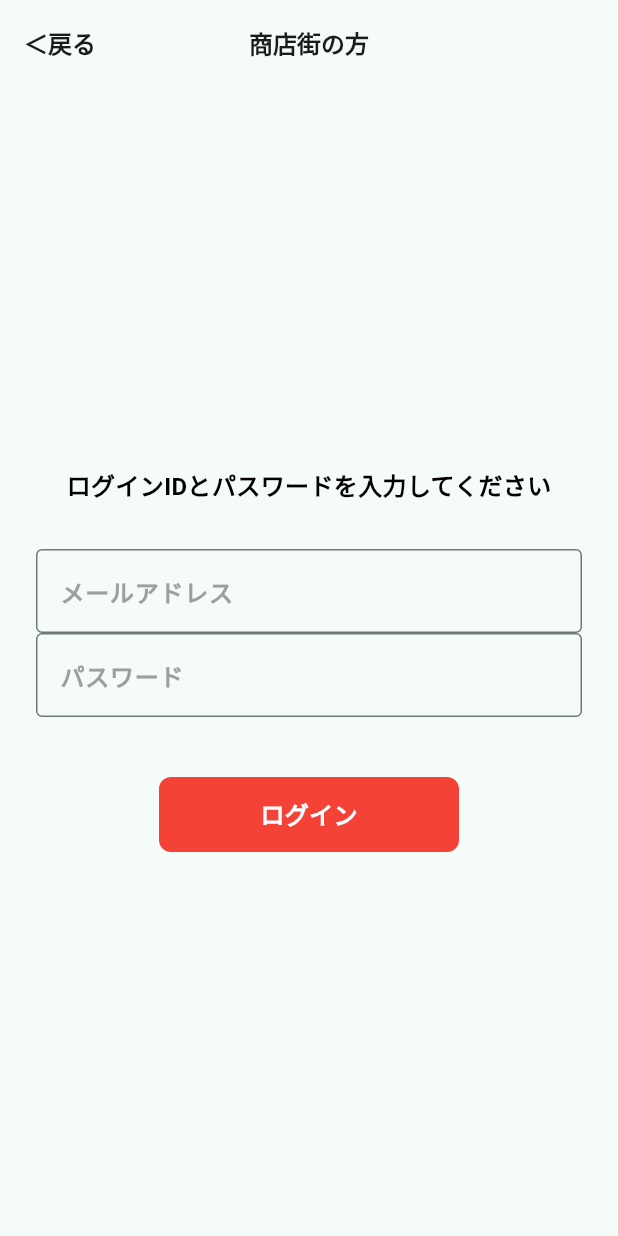
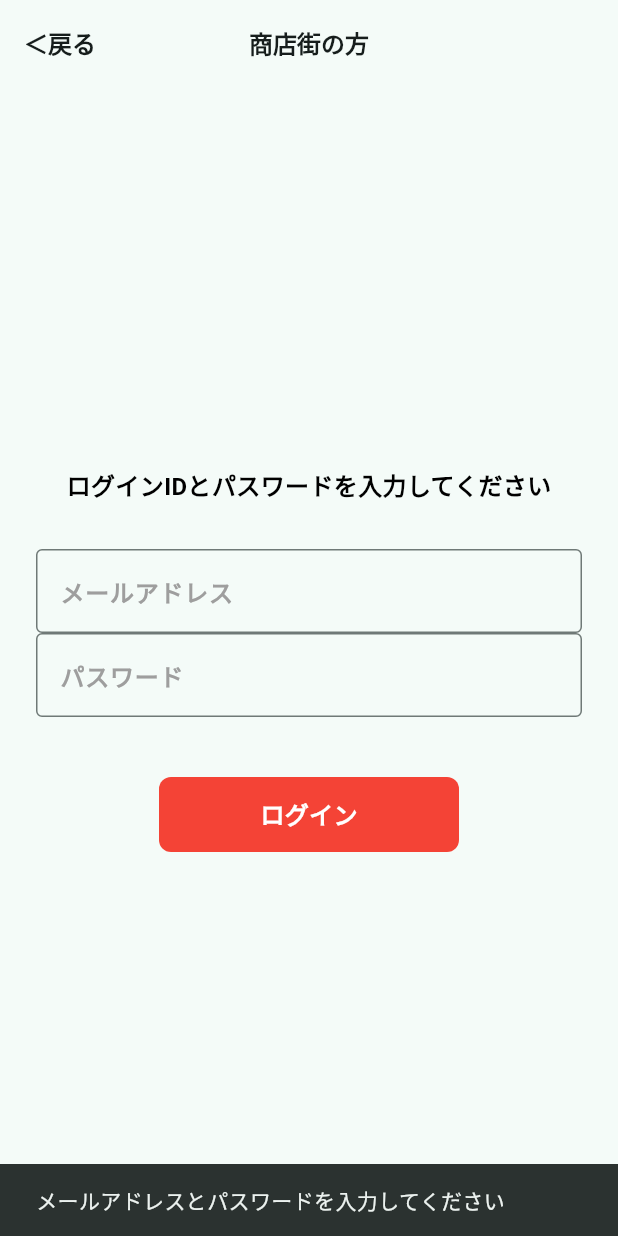
Before and after one commit to aoi0120/Flutter-Hackathon, a Flutter app: the OwnerLogin screen opened by its route, after a tap on "ログイン", on a phone screen of 412 x 824 dp. Run offline on Flutter 3.47's test engine with Material 3 defaults, Android fonts, the phone set to English and light mode, and no system bars; our stand-ins replace firebase_auth, firebase_core, go_router, google_sign_in, lottie, shared_preferences; accounts and stored records are empty; project files that could hold a hidden picture were left out.

Commit message:
add: オーナーログイン機能を実装し、メールアドレスとパスワードによる認証を追加

```diff
--- a/frontend/lib/owner/owner_login.dart
+++ b/frontend/lib/owner/owner_login.dart
@@ -1,11 +1,61 @@
 import 'package:flutter/material.dart';
 import 'package:go_router/go_router.dart';
+import 'package:http/http.dart' as http;
+import 'dart:convert';
+import 'package:shared_preferences/shared_preferences.dart';
 import 'button_temp.dart';
 import 'owner_login_style.dart';
 
-class OwnerLogin extends StatelessWidget {
+class OwnerLogin extends StatefulWidget {
   const OwnerLogin({super.key});
 
+  @override
+  State<OwnerLogin> createState() => _OwnerLoginState();
+}
+
+class _OwnerLoginState extends State<OwnerLogin> {
+  final TextEditingController emailController = TextEditingController();
+  final TextEditingController passController = TextEditingController();
+
+  Future<void> login() async {
+    final email = emailController.text;
+    final pass = passController.text;
+
+    if (email.isEmpty || pass.isEmpty) {
+      ScaffoldMessenger.of(context).showSnackBar(
+        SnackBar(content: Text('メールアドレスとパスワードを入力してください')),
+      );
+      return;
+    }
+
+    try {
+      final response = await http.post(
+        Uri.parse('https://flutter-hackathon-production.up.railway.app/api/store/'),
+        headers: {'Content-Type': 'application/json'},
+        body: jsonEncode({'email': email, 'pass': pass}),
+      );
+
+      if (response.statusCode == 200) {
+        final data = jsonDecode(response.body);
+        final token = data['token'];
+        print('ログイン成功: ${data['token']}');
+        // ここでトークンを保存したり、画面遷移したりする
+        final prefs = await SharedPreferences.getInstance();
+        await prefs.setString('jwt', token);
+      } else {
+        final data = jsonDecode(response.body);
+        print('ログイン失敗: ${data['message']}');
+        ScaffoldMessenger.of(context).showSnackBar(
+          SnackBar(content: Text(data['message'] ?? 'ログイン失敗')),
+        );
+      }
+    } catch (e) {
+      print('エラー: $e');
+      ScaffoldMessenger.of(context).showSnackBar(
+        SnackBar(content: Text('通信エラーが発生しました')),
+      );
+    }
+  }
   @override
   Widget build(BuildContext context) {
     return Scaffold(
@@ -46,6 +96,7 @@ class OwnerLogin extends StatelessWidget {
 
               // ログインID
               TextField(
+                controller: emailController,
                 decoration: InputDecoration(
                   labelText: 'メールアドレス',
                   labelStyle: OwnerTextStyle.style.merge(
@@ -57,6 +108,8 @@ class OwnerLogin extends StatelessWidget {
 
               // パスワード
               TextField(
+                controller: passController,
+                obscureText: true, // パスワード非表示
                 decoration: InputDecoration(
                   labelText: 'パスワード',
                   labelStyle: OwnerTextStyle.style.merge(
@@ -70,9 +123,7 @@ class OwnerLogin extends StatelessWidget {
               // ログインボタン
               ButtonTemp(
                 text: 'ログイン',
-                onTap: () {
-                  print('ログインを試みるよ！');
-                },
+                onTap: login,
               ),
             ],
           ),
```
